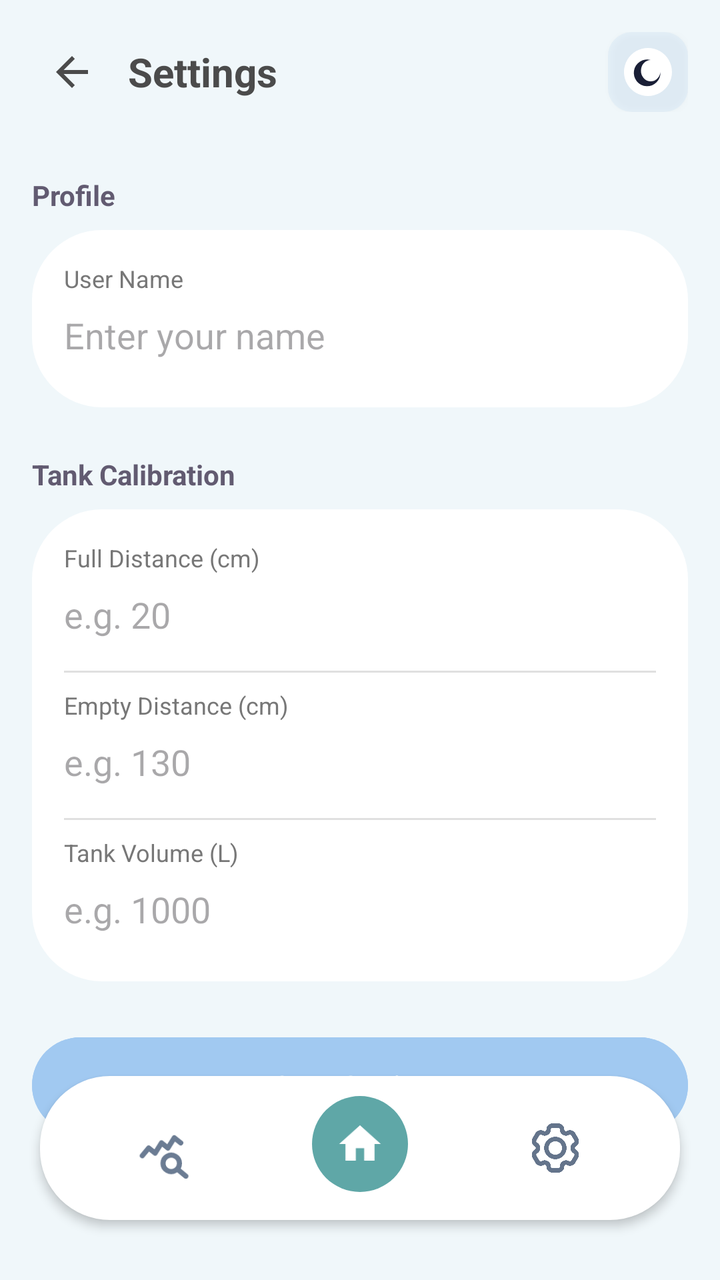
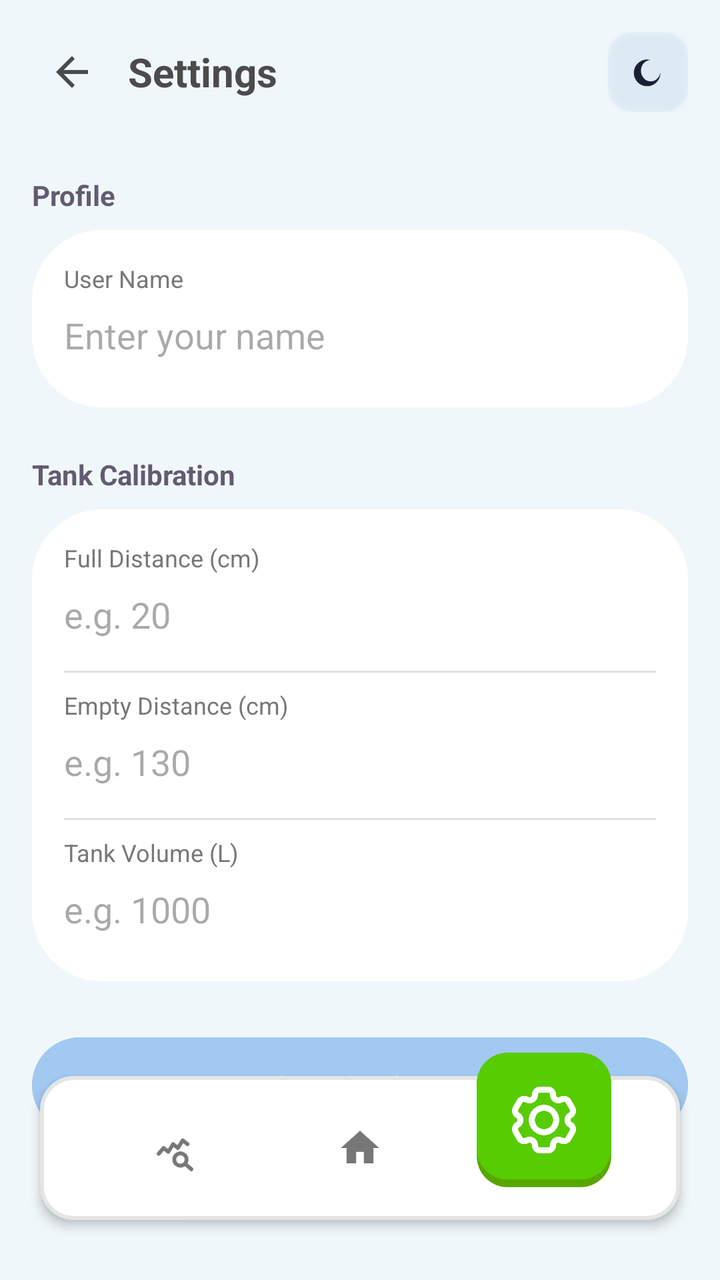

Before-and-after screenshots of an Android layout around one commit, followed by the original layout XML and the change that was made.
<!-- AndroidManifest.xml: application theme Theme.AquaLevel_ -->
<!-- res/layout/activity_settings.xml -->
<?xml version="1.0" encoding="utf-8"?>
<androidx.constraintlayout.widget.ConstraintLayout xmlns:android="http://schemas.android.com/apk/res/android"
    xmlns:app="http://schemas.android.com/apk/res-auto"
    android:layout_width="match_parent"
    android:layout_height="match_parent"
    android:background="?android:windowBackground">

    <LinearLayout
        android:id="@+id/topBar"
        android:layout_width="match_parent"
        android:layout_height="wrap_content"
        android:orientation="horizontal"
        android:padding="16dp"
        android:gravity="center_vertical"
        app:layout_constraintTop_toTopOf="parent">

        <ImageView
            android:id="@+id/backButton"
            android:layout_width="40dp"
            android:layout_height="40dp"
            android:padding="8dp"
            android:src="@drawable/ic_back"
            android:contentDescription="Back"
            android:background="?attr/selectableItemBackgroundBorderless"
            android:layout_marginEnd="8dp"
            app:tint="?android:textColorPrimary" />

        <TextView
            android:layout_width="0dp"
            android:layout_height="wrap_content"
            android:layout_weight="1"
            android:text="Settings"
            android:textColor="?android:textColorPrimary"
            android:textSize="20sp"
            android:textStyle="bold" />

        <FrameLayout
            android:id="@+id/themeToggle"
            android:layout_width="40dp"
            android:layout_height="40dp"
            android:layout_gravity="center"
            android:clickable="true"
            android:focusable="true"
            android:background="@drawable/bg_icon_rounded"
            android:elevation="2dp">

            <ImageView
                android:id="@+id/themeIcon"
                android:layout_width="24dp"
                android:layout_height="24dp"
                android:layout_gravity="center"
                android:src="@drawable/ic_moon" />
        </FrameLayout>
    </LinearLayout>

    <ScrollView
        android:layout_width="match_parent"
        android:layout_height="0dp"
        android:clipToPadding="false"
        android:paddingBottom="100dp"
        app:layout_constraintTop_toBottomOf="@id/topBar"
        app:layout_constraintBottom_toBottomOf="parent">

        <LinearLayout
            android:layout_width="match_parent"
            android:layout_height="wrap_content"
            android:orientation="vertical"
            android:padding="16dp">

            
            <TextView
                android:layout_width="wrap_content"
                android:layout_height="wrap_content"
                android:text="Profile"
                android:textColor="?colorSecondary"
                android:textSize="14sp"
                android:textStyle="bold"
                android:layout_marginBottom="8dp"/>

            <LinearLayout
                android:layout_width="match_parent"
                android:layout_height="wrap_content"
                android:background="@drawable/bg_card"
                android:backgroundTint="?colorSurface"
                android:orientation="vertical"
                android:padding="16dp"
                android:layout_marginBottom="24dp">

                <TextView
                    android:layout_width="wrap_content"
                    android:layout_height="wrap_content"
                    android:text="User Name"
                    android:textColor="?android:textColorSecondary"
                    android:textSize="12sp" />

                <EditText
                    android:id="@+id/editUserName"
                    android:layout_width="match_parent"
                    android:layout_height="wrap_content"
                    android:hint="Enter your name"
                    android:textColor="?android:textColorPrimary"
                    android:background="@null"
                    android:paddingVertical="8dp"
                    android:inputType="textPersonName" />
            </LinearLayout>

            
            <TextView
                android:layout_width="wrap_content"
                android:layout_height="wrap_content"
                android:text="Tank Calibration"
                android:textColor="?colorSecondary"
                android:textSize="14sp"
                android:textStyle="bold"
                android:layout_marginBottom="8dp"/>

            <LinearLayout
                android:layout_width="match_parent"
                android:layout_height="wrap_content"
                android:background="@drawable/bg_card"
                android:backgroundTint="?colorSurface"
                android:orientation="vertical"
                android:padding="16dp"
                android:layout_marginBottom="24dp">

                <TextView
                    android:layout_width="wrap_content"
                    android:layout_height="wrap_content"
                    android:text="Full Distance (cm)"
                    android:textColor="?android:textColorSecondary"
                    android:textSize="12sp" />
                <EditText
                    android:id="@+id/editFullDist"
                    android:layout_width="match_parent"
                    android:layout_height="wrap_content"
                    android:hint="e.g. 20"
                    android:background="@null"
                    android:paddingVertical="8dp"
                    android:inputType="numberDecimal" />

                <View
                    android:layout_width="match_parent"
                    android:layout_height="1dp"
                    android:background="?android:dividerVertical"
                    android:layout_marginVertical="8dp"/>

                <TextView
                    android:layout_width="wrap_content"
                    android:layout_height="wrap_content"
                    android:text="Empty Distance (cm)"
                    android:textColor="?android:textColorSecondary"
                    android:textSize="12sp" />
                <EditText
                    android:id="@+id/editEmptyDist"
                    android:layout_width="match_parent"
                    android:layout_height="wrap_content"
                    android:hint="e.g. 130"
                    android:background="@null"
                    android:paddingVertical="8dp"
                    android:inputType="numberDecimal" />

                <View
                    android:layout_width="match_parent"
                    android:layout_height="1dp"
                    android:background="?android:dividerVertical"
                    android:layout_marginVertical="8dp"/>

                <TextView
                    android:layout_width="wrap_content"
                    android:layout_height="wrap_content"
                    android:text="Tank Volume (L)"
                    android:textColor="?android:textColorSecondary"
                    android:textSize="12sp" />
                <EditText
                    android:id="@+id/editVolume"
                    android:layout_width="match_parent"
                    android:layout_height="wrap_content"
                    android:hint="e.g. 1000"
                    android:background="@null"
                    android:paddingVertical="8dp"
                    android:inputType="number" />
            </LinearLayout>

            <Button
                android:id="@+id/saveButton"
                android:layout_width="match_parent"
                android:layout_height="56dp"
                android:text="Save Settings"
                android:textAllCaps="false"
                android:backgroundTint="#A1C9F1"
                android:textColor="@android:color/white"
                android:layout_marginBottom="16dp" />

        </LinearLayout>
    </ScrollView>

    <View
        android:id="@+id/navbarBg"
        android:layout_width="match_parent"
        android:layout_height="72dp"
        android:layout_marginHorizontal="20dp"
        android:layout_marginBottom="30dp"
        android:background="@drawable/bg_card"
        android:backgroundTint="?colorSurface"
        android:elevation="3dp"
        app:layout_constraintBottom_toBottomOf="parent"
        app:layout_constraintEnd_toEndOf="parent"
        app:layout_constraintStart_toStartOf="parent" />

    <FrameLayout
        android:id="@+id/homeButton"
        android:clickable="true"
        android:focusable="true"
        android:stateListAnimator="@animator/card_press_anim"
        android:layout_width="70dp"
        android:layout_height="70dp"
        android:layout_marginBottom="33dp"
        android:elevation="10dp"
        android:padding="10dp"
        app:layout_constraintBottom_toBottomOf="parent"
        app:layout_constraintEnd_toEndOf="parent"
        app:layout_constraintStart_toStartOf="parent">

        <ImageView
            android:id="@+id/buttonCheck"
            android:layout_width="match_parent"
            android:layout_height="match_parent"
            android:layout_gravity="center"
            android:background="@drawable/bg_fab"
            android:padding="12dp"
            android:src="@drawable/ic_home"
            app:tint="@android:color/white" />
    </FrameLayout>

    <FrameLayout
        android:id="@+id/analyticsButton"
        android:clickable="true"
        android:focusable="true"
        android:stateListAnimator="@animator/card_press_anim"
        android:layout_width="wrap_content"
        android:layout_height="wrap_content"
        android:elevation="7dp"
        android:padding="10dp"
        app:layout_constraintBottom_toBottomOf="@+id/navbarBg"
        app:layout_constraintEnd_toStartOf="@+id/homeButton"
        app:layout_constraintStart_toStartOf="@+id/navbarBg"
        app:layout_constraintTop_toTopOf="@+id/navbarBg">

        <ImageView
            android:id="@+id/analyticsImage"
            android:layout_width="32dp"
            android:layout_height="32dp"
            android:layout_gravity="center"
            android:background="@drawable/graph_analytics"
            android:padding="4dp" />
    </FrameLayout>

    <FrameLayout
        android:id="@+id/settingsButton"
        android:clickable="true"
        android:focusable="true"
        android:stateListAnimator="@animator/card_press_anim"
        android:layout_width="wrap_content"
        android:layout_height="wrap_content"
        android:elevation="7dp"
        android:padding="10dp"
        app:layout_constraintBottom_toBottomOf="@+id/navbarBg"
        app:layout_constraintEnd_toEndOf="@+id/navbarBg"
        app:layout_constraintStart_toEndOf="@+id/homeButton"
        app:layout_constraintTop_toTopOf="@+id/navbarBg">

        <ImageView
            android:id="@+id/settingsImage"
            android:layout_width="28dp"
            android:layout_height="28dp"
            android:layout_gravity="center"
            android:background="@drawable/setting"
            android:padding="4dp" />
    </FrameLayout>

</androidx.constraintlayout.widget.ConstraintLayout>
<!-- resources referenced by this layout -->
<resources>
  <!-- drawable bg_card (drawable) -->
  <shape xmlns:android="http://schemas.android.com/apk/res/android">
      <solid android:color="@color/white"/>
      <corners android:radius="35dp"/>
  
  </shape>
  <!-- drawable bg_fab (drawable) -->
  <shape xmlns:android="http://schemas.android.com/apk/res/android">
      <solid android:color="#5FA7A7"/>
      <corners android:radius="999dp"/>
  </shape>
  <!-- drawable bg_icon_rounded (drawable) -->
  <?xml version="1.0" encoding="utf-8"?>
  <shape xmlns:android="http://schemas.android.com/apk/res/android"
      android:shape="rectangle">
  
      <corners android:radius="12dp" />
  
      <solid android:color="#25A1C9F1" />
  
  </shape>
  <!-- drawable ic_back (drawable) -->
  <vector xmlns:android="http://schemas.android.com/apk/res/android"
      android:width="24dp"
      android:height="24dp"
      android:viewportWidth="24"
      android:viewportHeight="24">
    <path
        android:fillColor="#000000"
        android:pathData="M20,11H7.83l5.59,-5.59L12,4l-8,8 8,8 1.41,-1.41L7.83,13H20v-2z"/>
  </vector>
  <!-- drawable ic_moon (drawable) -->
  <vector xmlns:android="http://schemas.android.com/apk/res/android"
      android:width="108dp"
      android:height="108dp"
      android:viewportWidth="108"
      android:viewportHeight="108">
  
      
      <path
          android:fillColor="@color/white"
          android:pathData="
          M54,0
          A54,54 0 1,1 53.9,0
          Z
      "/>
  
  
      
      <path
          android:fillColor="#1A1F36"
          android:pathData="
              M82,54
              a30,30 0 1,1 -22,-27
              a22,24 0 1,0 22,27
          "/>
  </vector>
  <style name="Theme.AquaLevel_" parent="Base.Theme.AquaLevel_" />
  <color name="white">#FFFFFFFF</color>
  <style name="Base.Theme.AquaLevel_" parent="Theme.Material3.DayNight.NoActionBar">
          
          <item name="android:windowBackground">@color/background_light</item>
          <item name="colorSurface">@color/card_background_light</item>
          <item name="android:textColorPrimary">@color/text_primary_light</item>
          <item name="android:textColorSecondary">@color/text_secondary_light</item>
      </style>
  <color name="background_light">#F0F7FA</color>
  <color name="card_background_light">@color/duo_card_bg</color>
  <color name="text_primary_light">@color/duo_text_primary</color>
  <color name="text_secondary_light">@color/duo_text_secondary</color>
  <color name="duo_card_bg">#FFFFFF</color>
  <color name="duo_text_primary">#4B4B4B</color>
  <color name="duo_text_secondary">#777777</color>
  <!-- unchanged entries left out for length: 3 -->
</resources>

<!-- the commit's change to res/layout/activity_settings.xml (unified diff, before → after) -->
@@ -200,8 +200,7 @@
         android:layout_height="72dp"
         android:layout_marginHorizontal="20dp"
         android:layout_marginBottom="30dp"
-        android:background="@drawable/bg_card"
-        android:backgroundTint="?colorSurface"
+        android:background="@drawable/bg_duo_card"
         android:elevation="3dp"
         app:layout_constraintBottom_toBottomOf="parent"
         app:layout_constraintEnd_toEndOf="parent"
@@ -212,24 +211,23 @@
         android:clickable="true"
         android:focusable="true"
         android:stateListAnimator="@animator/card_press_anim"
-        android:layout_width="70dp"
-        android:layout_height="70dp"
-        android:layout_marginBottom="33dp"
-        android:elevation="10dp"
+        android:layout_width="wrap_content"
+        android:layout_height="wrap_content"
+        android:elevation="7dp"
         android:padding="10dp"
-        app:layout_constraintBottom_toBottomOf="parent"
-        app:layout_constraintEnd_toEndOf="parent"
-        app:layout_constraintStart_toStartOf="parent">
+        app:layout_constraintBottom_toBottomOf="@+id/navbarBg"
+        app:layout_constraintEnd_toEndOf="@+id/navbarBg"
+        app:layout_constraintStart_toStartOf="@+id/navbarBg"
+        app:layout_constraintTop_toTopOf="@+id/navbarBg">
 
         <ImageView
             android:id="@+id/buttonCheck"
-            android:layout_width="match_parent"
-            android:layout_height="match_parent"
-            android:layout_gravity="center"
-            android:background="@drawable/bg_fab"
-            android:padding="12dp"
+            android:layout_width="28dp"
+            android:layout_height="28dp"
+            android:layout_gravity="center"
             android:src="@drawable/ic_home"
-            app:tint="@android:color/white" />
+            android:padding="2dp"
+            app:tint="@color/duo_text_secondary" />
     </FrameLayout>
 
     <FrameLayout
@@ -251,8 +249,9 @@
             android:layout_width="32dp"
             android:layout_height="32dp"
             android:layout_gravity="center"
-            android:background="@drawable/graph_analytics"
-            android:padding="4dp" />
+            android:src="@drawable/graph_analytics"
+            android:padding="4dp"
+            app:tint="@color/duo_text_secondary" />
     </FrameLayout>
 
     <FrameLayout
@@ -260,22 +259,24 @@
         android:clickable="true"
         android:focusable="true"
         android:stateListAnimator="@animator/card_press_anim"
-        android:layout_width="wrap_content"
-        android:layout_height="wrap_content"
-        android:elevation="7dp"
-        android:padding="10dp"
-        app:layout_constraintBottom_toBottomOf="@+id/navbarBg"
+        android:layout_width="70dp"
+        android:layout_height="70dp"
+        android:layout_marginBottom="45dp"
+        android:elevation="10dp"
+        android:padding="0dp"
+        app:layout_constraintBottom_toBottomOf="parent"
         app:layout_constraintEnd_toEndOf="@+id/navbarBg"
-        app:layout_constraintStart_toEndOf="@+id/homeButton"
-        app:layout_constraintTop_toTopOf="@+id/navbarBg">
+        app:layout_constraintStart_toEndOf="@+id/homeButton">
 
         <ImageView
             android:id="@+id/settingsImage"
-            android:layout_width="28dp"
-            android:layout_height="28dp"
-            android:layout_gravity="center"
-            android:background="@drawable/setting"
-            android:padding="4dp" />
+            android:layout_width="match_parent"
+            android:layout_height="match_parent"
+            android:layout_gravity="center"
+            android:background="@drawable/bg_duo_button"
+            android:padding="16dp"
+            android:src="@drawable/setting"
+            app:tint="@android:color/white" />
     </FrameLayout>
 
 </androidx.constraintlayout.widget.ConstraintLayout>
<!-- resource entries referenced after the edit -->
@@ -6,10 +6,49 @@
       <corners android:radius="35dp"/>
   
   </shape>
-  <!-- drawable bg_fab (drawable) -->
+  <!-- drawable bg_duo_button (drawable) -->
+  <?xml version="1.0" encoding="utf-8"?>
+  <selector xmlns:android="http://schemas.android.com/apk/res/android">
+      
+      <item android:state_pressed="true">
+          <layer-list>
+              <item android:top="4dp">
+                  <shape android:shape="rectangle">
+                      <solid android:color="@color/duo_green" />
+                      <corners android:radius="16dp" />
+                  </shape>
+              </item>
+          </layer-list>
+      </item>
+  
+      
+      <item>
+          <layer-list>
+              
+              <item>
+                  <shape android:shape="rectangle">
+                      <solid android:color="@color/duo_green_shadow" />
+                      <corners android:radius="16dp" />
+                  </shape>
+              </item>
+              
+              <item android:bottom="4dp">
+                  <shape android:shape="rectangle">
+                      <solid android:color="@color/duo_green" />
+                      <corners android:radius="16dp" />
+                  </shape>
+              </item>
+          </layer-list>
+      </item>
+  </selector>
+  <!-- drawable bg_duo_card (drawable) -->
+  <?xml version="1.0" encoding="utf-8"?>
   <shape xmlns:android="http://schemas.android.com/apk/res/android">
-      <solid android:color="#5FA7A7"/>
-      <corners android:radius="999dp"/>
+      <solid android:color="@color/duo_card_bg" />
+      <corners android:radius="16dp" />
+      <stroke
+          android:width="2dp"
+          android:color="@color/duo_border" />
   </shape>
   <!-- drawable bg_icon_rounded (drawable) -->
   <?xml version="1.0" encoding="utf-8"?>
@@ -38,14 +77,7 @@
       android:viewportWidth="108"
       android:viewportHeight="108">
   
-      
-      <path
-          android:fillColor="@color/white"
-          android:pathData="
-          M54,0
-          A54,54 0 1,1 53.9,0
-          Z
-      "/>
+  
   
   
       
@@ -59,6 +91,8 @@
   </vector>
   <style name="Theme.AquaLevel_" parent="Base.Theme.AquaLevel_" />
   <color name="white">#FFFFFFFF</color>
+  <color name="duo_green">#58CC02</color>
+  <color name="duo_green_shadow">#58A700</color>
   <style name="Base.Theme.AquaLevel_" parent="Theme.Material3.DayNight.NoActionBar">
           
           <item name="android:windowBackground">@color/background_light</item>
@@ -71,6 +105,7 @@
   <color name="text_primary_light">@color/duo_text_primary</color>
   <color name="text_secondary_light">@color/duo_text_secondary</color>
   <color name="duo_card_bg">#FFFFFF</color>
+  <color name="duo_border">#E5E5E5</color>
   <color name="duo_text_primary">#4B4B4B</color>
   <color name="duo_text_secondary">#777777</color>
   <!-- unchanged entries left out for length: 3 -->
